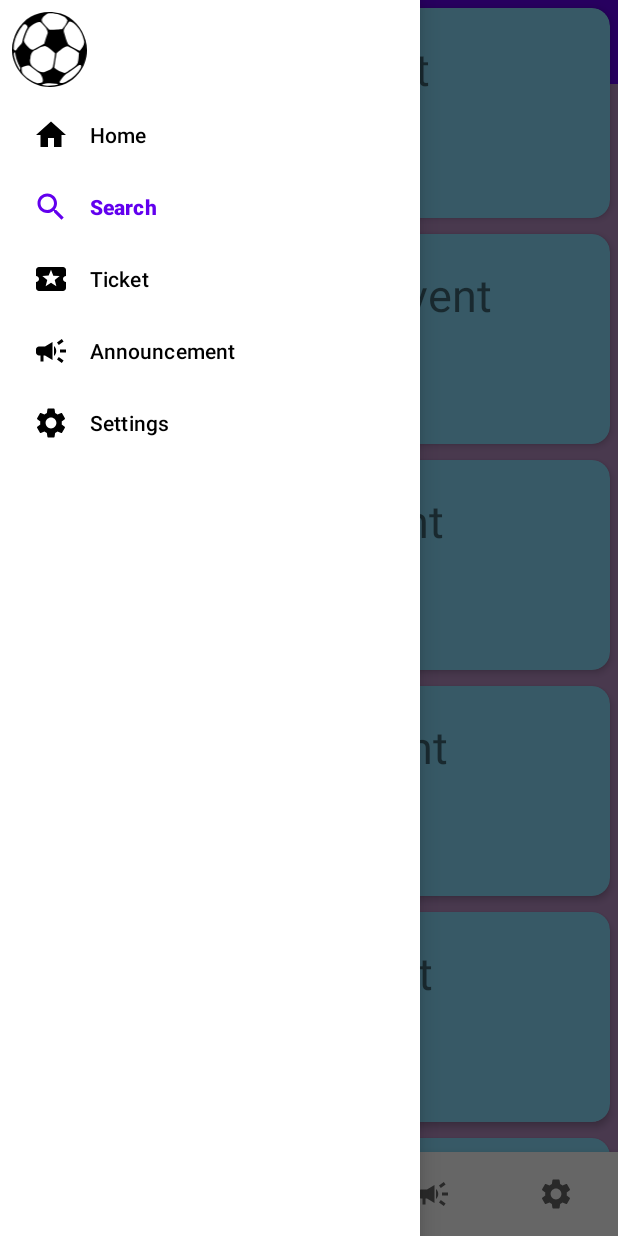
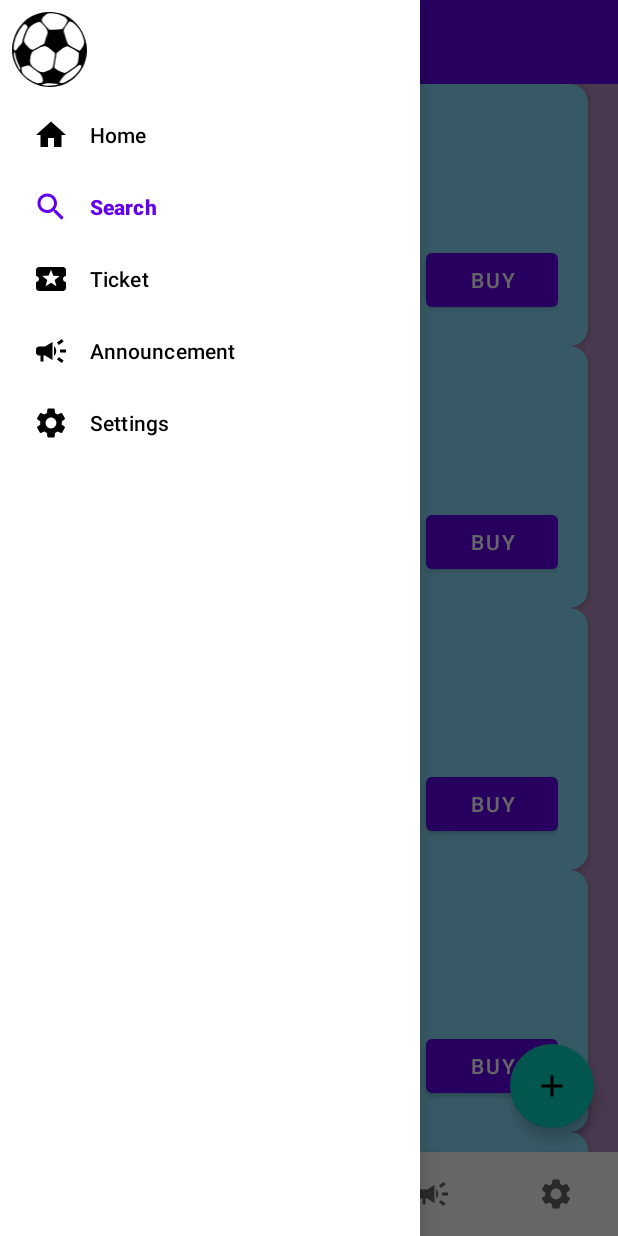
Before and after one commit to SorinaPopa/SEF, an Android app: the HomeFragment screen opened directly, with no data from a screen before it, in the side drawer, after a tap on "Ticket", on a phone screen of 412 x 824 dp. Run offline under Robolectric (Android 15) with nearby library versions, the phone set to English and light mode, and no system bars; our stand-ins replace data binding, navigation-ui.

Commit message:
Recycler View Updated

```diff
--- a/STADEVENTS/app/src/main/java/com/example/stadevents/MainActivity.kt
+++ b/STADEVENTS/app/src/main/java/com/example/stadevents/MainActivity.kt
@@ -19,9 +19,6 @@ class MainActivity : AppCompatActivity() {
     private lateinit var binding: ActivityMainBinding
     private val mainViewModel: MainViewModel by viewModels()
 
-    private var layoutManager: RecyclerView.LayoutManager? = null
-    private var adapter: RecyclerView.Adapter<EventListAdapter.ViewHolder>? = null
-
     override fun onCreate(savedInstanceState: Bundle?) {
         super.onCreate(savedInstanceState)
         binding = ActivityMainBinding.inflate(layoutInflater)
@@ -35,11 +32,6 @@ class MainActivity : AppCompatActivity() {
         setupBottomNavigation()
         setupNavigationDrawer()
         setupAppBarConfig()
-        layoutManager = LinearLayoutManager(this)
-        val recyclerView: RecyclerView = findViewById(R.id.recyclerView)
-        recyclerView.layoutManager = layoutManager
-        adapter = EventListAdapter()
-        recyclerView.adapter = adapter
     }
 
     private fun setupBottomNavigation() {
--- /dev/null
+++ b/STADEVENTS/app/src/main/java/com/example/stadevents/home/BindingAdapters.kt
@@ -0,0 +1,15 @@
+package com.example.stadevents.home
+
+import androidx.databinding.BindingAdapter
+import androidx.recyclerview.widget.RecyclerView
+import com.example.stadevents.home.event.Event
+import com.example.stadevents.home.event.EventListAdapter
+
+
+@BindingAdapter("homeItems")
+fun bindHomeRecyclerView(view: RecyclerView, itemList: List<Event>) {
+    val adapter = EventListAdapter()
+    adapter.submitList(itemList)
+    view.adapter = adapter
+
+}
--- a/STADEVENTS/app/src/main/java/com/example/stadevents/home/HomeFragment.kt
+++ b/STADEVENTS/app/src/main/java/com/example/stadevents/home/HomeFragment.kt
@@ -5,56 +5,27 @@ import androidx.fragment.app.Fragment
 import android.view.LayoutInflater
 import android.view.View
 import android.view.ViewGroup
+import androidx.fragment.app.viewModels
 import com.example.stadevents.R
+import com.example.stadevents.databinding.HomeFragmentBinding
 
-// TODO: Rename parameter arguments, choose names that match
-// the fragment initialization parameters, e.g. ARG_ITEM_NUMBER
-private const val ARG_PARAM1 = "param1"
-private const val ARG_PARAM2 = "param2"
+class HomeFragment : Fragment() {
 
-/**
- * A simple [Fragment] subclass.
- * Use the [HomeFragment.newInstance] factory method to
- * create an instance of this fragment.
- */
-class HomeFragment : Fragment() {
-    // TODO: Rename and change types of parameters
-    private var param1: String? = null
-    private var param2: String? = null
-
-    override fun onCreate(savedInstanceState: Bundle?) {
-        super.onCreate(savedInstanceState)
-        arguments?.let {
-            param1 = it.getString(ARG_PARAM1)
-            param2 = it.getString(ARG_PARAM2)
-        }
-    }
+    private lateinit var binding: HomeFragmentBinding
+    private val homeViewModel: HomeViewModel by viewModels()
 
     override fun onCreateView(
         inflater: LayoutInflater, container: ViewGroup?,
         savedInstanceState: Bundle?
-    ): View? {
-        // Inflate the layout for this fragment
-        return inflater.inflate(R.layout.home_fragment, container, false)
+    ): View {
+        binding = HomeFragmentBinding.inflate(inflater, container, false)
+        binding.lifecycleOwner = viewLifecycleOwner
+        binding.homeViewModel = homeViewModel
+
+        return binding.root
     }
 
-    companion object {
-        /**
-         * Use this factory method to create a new instance of
-         * this fragment using the provided parameters.
-         *
-         * @param param1 Parameter 1.
-         * @param param2 Parameter 2.
-         * @return A new instance of fragment HomeFragment.
-         */
-        // TODO: Rename and change types and number of parameters
-        @JvmStatic
-        fun newInstance(param1: String, param2: String) =
-            HomeFragment().apply {
-                arguments = Bundle().apply {
-                    putString(ARG_PARAM1, param1)
-                    putString(ARG_PARAM2, param2)
-                }
-            }
+    override fun onViewCreated(view: View, savedInstanceState: Bundle?) {
+        homeViewModel.initList()
     }
 }
--- a/STADEVENTS/app/src/main/java/com/example/stadevents/home/HomeViewModel.kt
+++ b/STADEVENTS/app/src/main/java/com/example/stadevents/home/HomeViewModel.kt
@@ -1,6 +1,18 @@
 package com.example.stadevents.home
 
+import androidx.lifecycle.MutableLiveData
 import androidx.lifecycle.ViewModel
+import com.example.stadevents.R
+import com.example.stadevents.home.event.Event
 
 class HomeViewModel : ViewModel() {
+    val eventList = MutableLiveData<List<Event>>(emptyList())
+
+    fun initList() {
+        var list = emptyList<Event>()
+        for (i in 1..5) {
+            list = list + Event(i,"Title", "Subtitle", R.drawable.ic_football)
+        }
+        eventList.value=list
+    }
 }
--- a/STADEVENTS/app/src/main/java/com/example/stadevents/home/event/Event.kt
+++ b/STADEVENTS/app/src/main/java/com/example/stadevents/home/event/Event.kt
@@ -1,4 +1,8 @@
 package com.example.stadevents.home.event
 
-class Event {
-}
+class Event(
+    val id: Int,
+    val title: String,
+    val subtitle: String,
+    val image: Int
+)
--- a/STADEVENTS/app/src/main/java/com/example/stadevents/home/event/EventListAdapter.kt
+++ b/STADEVENTS/app/src/main/java/com/example/stadevents/home/event/EventListAdapter.kt
@@ -1,70 +1,29 @@
 package com.example.stadevents.home.event
 
 import android.view.LayoutInflater
-import android.view.View
 import android.view.ViewGroup
-import android.widget.ImageView
-import android.widget.TextView
-import androidx.recyclerview.widget.RecyclerView
-import com.example.stadevents.R
+import androidx.recyclerview.widget.DiffUtil
+import androidx.recyclerview.widget.ListAdapter
+import com.example.stadevents.databinding.CardLayoutBinding
 
-class EventListAdapter: RecyclerView.Adapter<EventListAdapter.ViewHolder>() {
-    private var titles =
-        arrayOf(
-            "First Event",
-            "Second Event",
-            "Third Event",
-            "Forth Event",
-            "Fifth Event",
-            "Sixth Event",
-            "Seventh Event",
-            "Eight Event"
-        )
-    private var details = arrayOf(
-        "Event One Details",
-        "Event Two Details",
-        "Event Three Details",
-        "Event Four Details",
-        "Event Five Details",
-        "Event Six Details",
-        "Event Seven Details",
-        "Event Eight Details"
-    )
-    private var images = intArrayOf(
-        R.drawable.ic_football,
-        R.drawable.ic_football,
-        R.drawable.ic_football,
-        R.drawable.ic_football,
-        R.drawable.ic_football,
-        R.drawable.ic_football,
-        R.drawable.ic_football,
-        R.drawable.ic_football
-    )
 
-    override fun onCreateViewHolder(parent: ViewGroup, viewType: Int): EventListAdapter.ViewHolder {
-        val v = LayoutInflater.from(parent.context).inflate(R.layout.card_layout, parent, false)
-        return ViewHolder(v)
+class EventListAdapter: ListAdapter<Event, EventViewHolder>(DiffCallback) {
+    companion object DiffCallback : DiffUtil.ItemCallback<Event>() {
+        override fun areItemsTheSame(oldItem: Event, newItem: Event): Boolean {
+            return oldItem.id == newItem.id
+        }
+
+        override fun areContentsTheSame(oldItem: Event, newItem: Event): Boolean {
+            return oldItem == newItem
+        }
     }
 
-    override fun onBindViewHolder(holder: EventListAdapter.ViewHolder, position: Int) {
-        holder.itemTitle.text = titles[position]
-        holder.itemDetail.text = details[position]
-        holder.itemImage.setImageResource(images[position])
+    override fun onCreateViewHolder(parent: ViewGroup, viewType: Int): EventViewHolder {
+        return EventViewHolder(CardLayoutBinding.inflate(LayoutInflater.from(parent.context)))
     }
 
-    override fun getItemCount(): Int {
-        return titles.size
-    }
-
-    inner class ViewHolder(itemView: View) : RecyclerView.ViewHolder(itemView) {
-        var itemImage: ImageView
-        var itemTitle: TextView
-        var itemDetail: TextView
-
-        init {
-            itemImage = itemView.findViewById(R.id.eventImage)
-            itemTitle = itemView.findViewById(R.id.eventTitle)
-            itemDetail = itemView.findViewById(R.id.eventSubtitle)
-        }
+    override fun onBindViewHolder(holder: EventViewHolder, position: Int) {
+        val event = getItem(position)
+        holder.bind(event)
     }
 }
--- /dev/null
+++ b/STADEVENTS/app/src/main/java/com/example/stadevents/home/event/EventViewHolder.kt
@@ -0,0 +1,33 @@
+package com.example.stadevents.home.event
+
+import android.view.View
+import android.widget.Button
+import android.widget.ImageView
+import android.widget.TextView
+import android.widget.Toast
+import androidx.recyclerview.widget.RecyclerView
+
+import com.example.stadevents.databinding.CardLayoutBinding
+
+
+class EventViewHolder(private var binding: CardLayoutBinding) :
+    RecyclerView.ViewHolder(binding.root) {
+
+    fun bind(event: Event) {
+        binding.eventImage.setImageResource(event.image)
+        binding.eventTitle.text = event.title
+        binding.eventSubtitle.text = event.subtitle
+        setOnBuyClickListener(event)
+    }
+
+    private fun setOnBuyClickListener(event: Event){
+        binding.buyButton.setOnClickListener{
+            Toast.makeText(
+                itemView.context,
+                "you clicked on ${event.title}",
+                Toast.LENGTH_LONG
+            ).show()
+        }
+    }
+
+}
--- a/STADEVENTS/app/src/main/res/layout/card_layout.xml
+++ b/STADEVENTS/app/src/main/res/layout/card_layout.xml
@@ -1,6 +1,12 @@
 <?xml version="1.0" encoding="utf-8"?>
-<androidx.cardview.widget.CardView xmlns:android="http://schemas.android.com/apk/res/android"
-    xmlns:app="http://schemas.android.com/apk/res-auto"
+<layout xmlns:android="http://schemas.android.com/apk/res/android"
+    xmlns:app="http://schemas.android.com/apk/res-auto">
+
+    <data>
+
+    </data>
+
+    <androidx.cardview.widget.CardView
         android:id="@+id/cardView"
         android:layout_width="match_parent"
         android:layout_height="wrap_content"
@@ -44,8 +50,18 @@
                 app:layout_constraintRight_toRightOf="parent"
                 app:layout_constraintTop_toBottomOf="@+id/eventTitle" />
 
+            <Button
+                android:id="@+id/buyButton"
+                android:layout_width="wrap_content"
+                android:layout_height="wrap_content"
+                android:text="Buy"
+                app:layout_constraintBottom_toBottomOf="parent"
+                app:layout_constraintEnd_toEndOf="parent"
+                app:layout_constraintTop_toBottomOf="@id/eventSubtitle" />
+
 
         </androidx.constraintlayout.widget.ConstraintLayout>
 
 
     </androidx.cardview.widget.CardView>
+</layout>
--- a/STADEVENTS/app/src/main/res/layout/home_fragment.xml
+++ b/STADEVENTS/app/src/main/res/layout/home_fragment.xml
@@ -1,17 +1,55 @@
 <?xml version="1.0" encoding="utf-8"?>
-<FrameLayout xmlns:android="http://schemas.android.com/apk/res/android"
+<layout xmlns:android="http://schemas.android.com/apk/res/android"
     xmlns:app="http://schemas.android.com/apk/res-auto"
-    xmlns:tools="http://schemas.android.com/tools"
+    xmlns:tools="http://schemas.android.com/tools">
+
+    <data>
+
+        <variable
+            name="homeViewModel"
+            type="com.example.stadevents.home.HomeViewModel" />
+    </data>
+
+    <FrameLayout
         android:layout_width="match_parent"
         android:layout_height="match_parent"
-    tools:context=".home.HomeFragment">
+        tools:context=".HomeFragment">
 
         <androidx.constraintlayout.widget.ConstraintLayout
             android:layout_width="match_parent"
             android:layout_height="match_parent"
             android:background="#B78FC4">
 
+            <androidx.recyclerview.widget.RecyclerView
+                android:id="@+id/recyclerView"
+                android:layout_width="match_parent"
+                android:layout_height="match_parent"
+                app:layout_constraintBottom_toBottomOf="parent"
+                app:layout_constraintLeft_toLeftOf="parent"
+                app:layout_constraintRight_toRightOf="parent"
+                app:layout_constraintTop_toTopOf="parent"
+                app:layoutManager="androidx.recyclerview.widget.LinearLayoutManager"
+                app:homeItems="@{homeViewModel.eventList}"/>
+
+            <androidx.coordinatorlayout.widget.CoordinatorLayout
+                android:layout_width="match_parent"
+                android:layout_height="match_parent">
+
+                <com.google.android.material.floatingactionbutton.FloatingActionButton
+                    android:layout_width="wrap_content"
+                    android:layout_height="wrap_content"
+                    android:layout_gravity="bottom|right"
+                    android:layout_margin="16dp"
+                    android:src="@drawable/ic_baseline_add_24"
+                    tools:ignore="RtlHardcoded">
+
+                </com.google.android.material.floatingactionbutton.FloatingActionButton>
+
+
+            </androidx.coordinatorlayout.widget.CoordinatorLayout>
+
 
         </androidx.constraintlayout.widget.ConstraintLayout>
 
     </FrameLayout>
+</layout>
```
Also changed, not shown: STADEVENTS/app/build.gradle (+9 -4 lines). Lines whose indentation alone changed are shown as unchanged.
